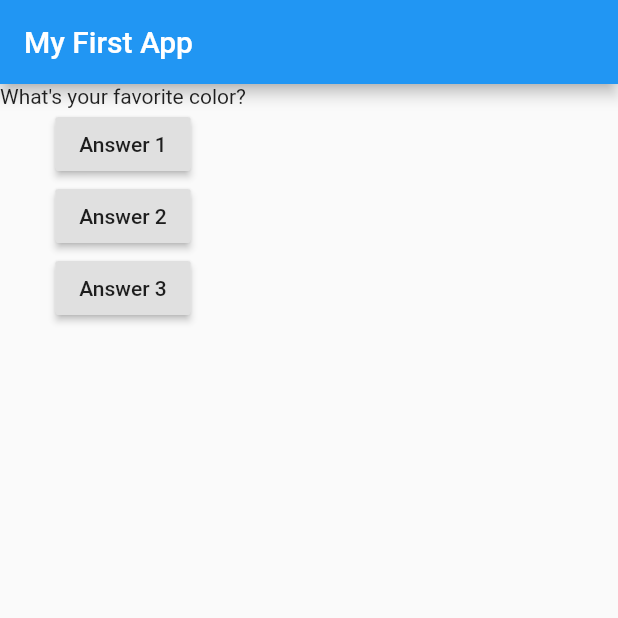
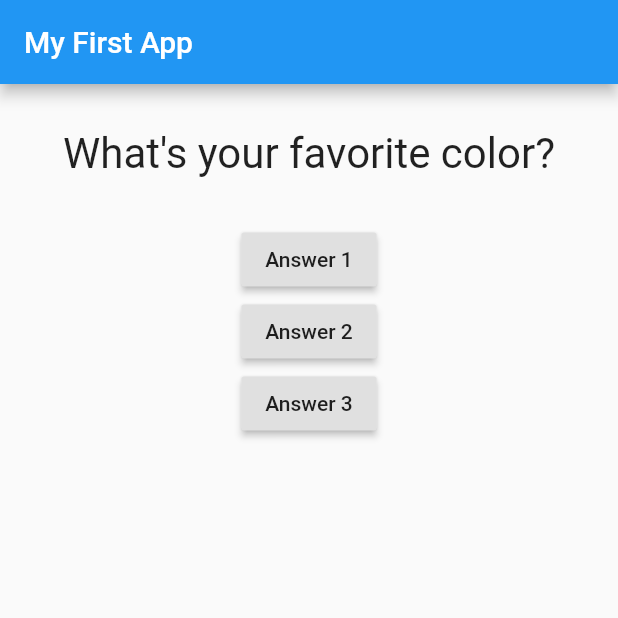
Before and after one commit to Musixen/flutter_quiz, a Flutter app: the screen it shows after launch, on a phone screen of 412 x 824 dp, the top half of it. Run offline on Flutter 3.47's test engine with Material 2 defaults, Android fonts, the phone set to English and light mode, and no system bars.

Commit message:
Changes were made

```diff
--- a/lib/question.dart
+++ b/lib/question.dart
@@ -1,12 +1,20 @@
 import 'package:flutter/material.dart';
 
 class Question extends StatelessWidget {
-  String questionText;
+  final String questionText;
 
   Question(this.questionText);
 
   @override
   Widget build(BuildContext context) {
-    return Text(questionText);
+    return Container(
+      width: double.infinity,
+      margin: EdgeInsets.all(30),
+      child: Text(
+        questionText,
+        style: TextStyle(fontSize: 28),
+        textAlign: TextAlign.center,
+      ),
+    );
   }
 }
```
